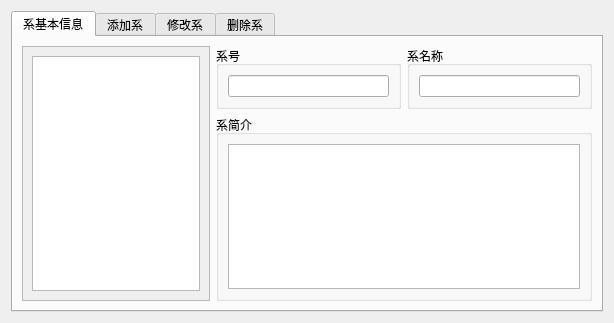
The window that Database/DBDS/sdeptui.ui (MrEdge123/homework) describes before a commit, drawn with Qt 5.
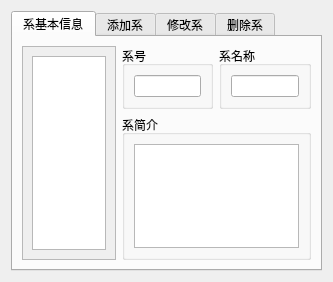
The same window after the commit.

What changed in the file:
```diff
--- a/Database/DBDS/sdeptui.ui
+++ b/Database/DBDS/sdeptui.ui
@@ -6,8 +6,8 @@
    <rect>
     <x>0</x>
     <y>0</y>
-    <width>614</width>
-    <height>323</height>
+    <width>333</width>
+    <height>269</height>
    </rect>
   </property>
   <property name="windowTitle">
@@ -40,8 +40,8 @@
            <rect>
             <x>0</x>
             <y>0</y>
-            <width>187</width>
-            <height>260</height>
+            <width>98</width>
+            <height>222</height>
            </rect>
           </property>
           <layout class="QVBoxLayout" name="verticalLayout_6">
```
Left out of the diff: 4 changed lines with no effect on the pictures.
